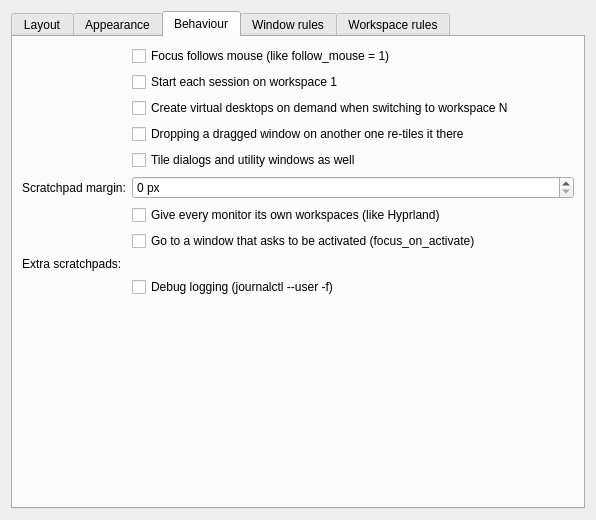
Old version of the form package/contents/ui/config.ui in the repository DGBooth/HyprKwin.
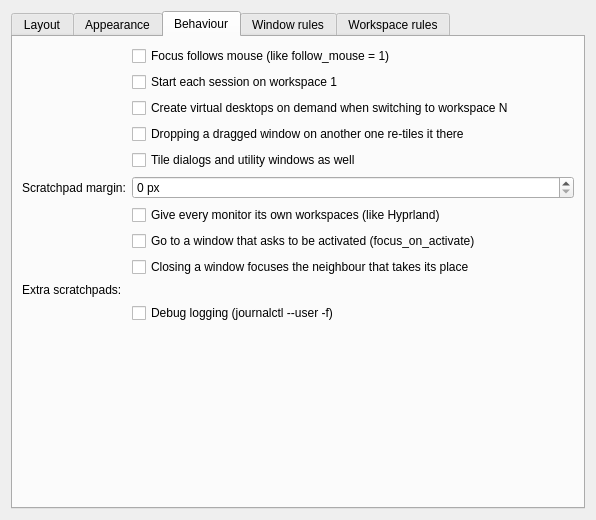
New version of the form. The open tabs and pages were chosen to show the change. Custom widgets are drawn as their Qt base class.

Commit message: Focus the window that takes the closed one's place

The edit to the form file:
```diff
--- a/package/contents/ui/config.ui
+++ b/package/contents/ui/config.ui
@@ -361,17 +361,23 @@
          <property name="toolTip"><string>Launching an app that is already open on another workspace switches to it. Chat apps ask for attention the same way when a message arrives; add a rule such as "focusonactivate off, class:^(discord)$" to stop one pulling you over.</string></property>
         </widget>
        </item>
-       <item row="8" column="0">
-        <widget class="QLabel" name="scratchpadNamesLabel"><property name="text"><string>Extra scratchpads:</string></property></widget>
-       </item>
        <item row="8" column="1">
+        <widget class="QCheckBox" name="kcfg_FocusNeighbourOnClose">
+         <property name="text"><string>Closing a window focuses the neighbour that takes its place</string></property>
+         <property name="toolTip"><string>As in Hyprland: focus follows the window that grows into the gap — the other side of the split, or the next tab in a group. Off: Plasma decides, which means the window you used longest ago, wherever it happens to be.</string></property>
+        </widget>
+       </item>
+       <item row="9" column="0">
+        <widget class="QLabel" name="scratchpadNamesLabel"><property name="text"><string>Extra scratchpads:</string></property></widget>
+       </item>
+       <item row="9" column="1">
         <widget class="KEditListWidget" name="kcfg_ScratchpadNames">
          <property name="kcfg_property" stdset="0"><string>items</string></property>
          <property name="kcfg_propertyNotify" stdset="0"><string>2changed()</string></property>
          <property name="toolTip"><string>Named scratchpads, as in Hyprland's special workspaces. The first name here is scratchpad 1, the second scratchpad 2, and so on; give them keys in System Settings &gt; Keyboard &gt; Shortcuts &gt; KWin (HyprKwin: Toggle scratchpad 1...). A window goes into one with the matching "Move window to/from scratchpad" key, or a rule such as "workspace special:music, class:^(spotify)$". Only one scratchpad is on screen at a time.</string></property>
         </widget>
        </item>
-       <item row="9" column="1">
+       <item row="10" column="1">
         <widget class="QCheckBox" name="kcfg_Debug">
          <property name="text"><string>Debug logging (journalctl --user -f)</string></property>
         </widget>
```
The commit also changes 7 other files.
